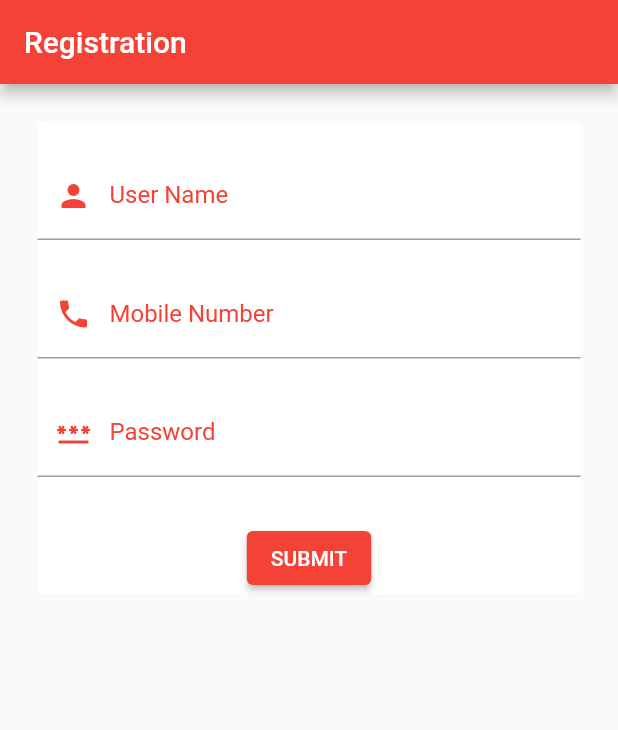
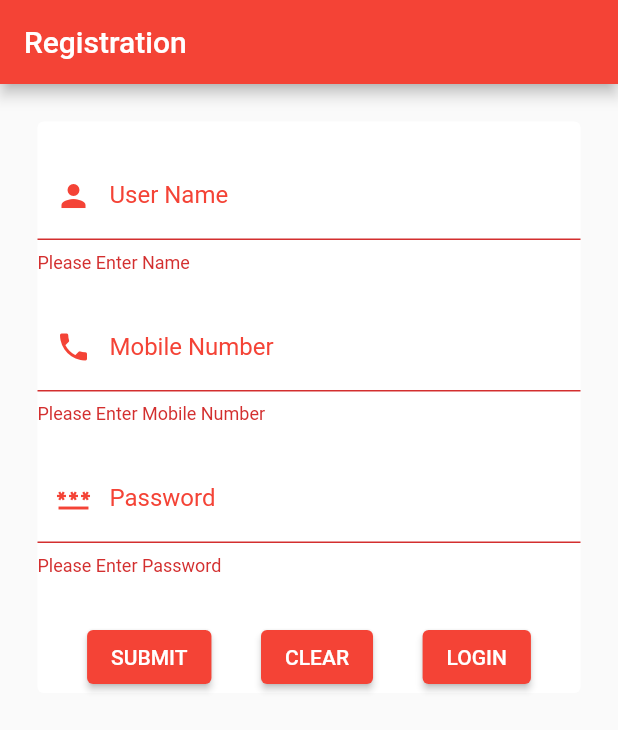
Before and after one commit to balasubramani890/projectcode, a Flutter app: the screen it shows after launch, after a tap on "SUBMIT", on a phone screen of 412 x 824 dp. Shown: the top 730 px of the screen. Run offline on Flutter 3.47's test engine with Material 2 defaults, Android fonts, the phone set to English and light mode, and no system bars.

Commit message:
Reg. validation completed, Login created, alert pending in Reg.

```diff
--- a/lib/RegistrationPage.dart
+++ /dev/null
@@ -1,77 +0,0 @@
-import 'package:flutter/material.dart';
-
-class RegistrationPage extends StatelessWidget {
-  const RegistrationPage({Key? key}) : super(key: key);
-
-  @override
-  Widget build(BuildContext context) {
-    return Scaffold(
-
-      appBar: AppBar(
-        title: const Text("Registration"),
-      ),
-    body:  SingleChildScrollView(
-
-      child: Center(
-
-        child: Card(
-          margin: const EdgeInsets.all(25.0),
-          elevation: 0,
-
-          child: Column(
-            children: <Widget>[
-              const Padding(
-                  padding: EdgeInsets.all(10.0)
-              ),
-              const TextField(
-                decoration: InputDecoration(
-                  labelText: 'User Name',
-                  hintText: 'Enter User Name',
-                  prefixIcon: Icon(Icons.person, color: Colors.red,),
-                ),
-              ),
-
-              const Padding(
-                  padding: EdgeInsets.all(10.0)
-              ),
-              const TextField(
-                decoration: InputDecoration(
-                  labelText: 'Mobile Number',
-                  hintText: 'Enter Mobile Number',
-                  prefixIcon: Icon(Icons.phone, color: Colors.red,),
-                ),
-              ),
-
-              const Padding(
-                  padding: EdgeInsets.all(10.0)
-              ),
-              const TextField(
-                decoration: InputDecoration(
-                  labelText: 'Password',
-                  hintText: 'Enter Password',
-                  prefixIcon: Icon(Icons.password, color: Colors.red,),
-                ),
-              ),
-
-              const Padding(
-                  padding: EdgeInsets.all(15.0)
-              ),
-              ElevatedButton(
-                child: Text('SUBMIT'),
-
-                onPressed: (){
-                  print("SUBMIT");
-                },
-              )
-
-            ],
-          ),
-
-        ),
-      ),
-
-    )
-    );
-
-  }
-}
--- a/lib/main.dart
+++ b/lib/main.dart
@@ -1,5 +1,6 @@
 import 'package:flutter/material.dart';
-import 'package:projectcode/RegistrationPage.dart';
+import 'package:projectcode/loginPage.dart';
+import 'package:projectcode/registrationPage.dart';
 
 void main()
 {
@@ -20,7 +21,7 @@ class MyApp extends StatelessWidget {
           color: Colors.red,
         ),
 
-        iconTheme: IconThemeData(
+        iconTheme: const IconThemeData(
           color: Colors.red,
         ),
 
@@ -39,13 +40,14 @@ class MyApp extends StatelessWidget {
 
         elevatedButtonTheme: ElevatedButtonThemeData(
           style: ElevatedButton.styleFrom(
-            primary: Colors.red
+            primary: Colors.red,
           )
         )
 
      ),
 
-      home: const RegistrationPage(),
+      home: RegistrationPage(),
     );
   }
+
 }
--- /dev/null
+++ b/lib/registrationPage.dart
@@ -0,0 +1,215 @@
+import 'package:flutter/material.dart';
+import 'package:flutter/services.dart';
+import 'package:http/http.dart' as http;
+import 'dart:convert';
+import 'package:projectcode/loginPage.dart';
+
+Future _saveDetails(String name, String mobileNo, String password) async
+{
+  var url = "http://192.168.63.202/API/saveData.php";
+  final response = await http.post(Uri.parse(url), body: {"name" : name, "mobileno" : mobileNo, "password" : password });
+  var result = response.body;
+  if(result == "true")
+    {
+      print("Success");
+      return true;
+    }
+  else
+    {
+      print("Error Result : " +result);
+      return false;
+    }
+}
+
+class RegistrationPage extends StatefulWidget {
+  RegistrationPage({Key? key}) : super(key: key);
+
+  @override
+  State<RegistrationPage> createState() => _RegistrationPageState();
+}
+
+class _RegistrationPageState extends State<RegistrationPage> {
+  final _formKey = GlobalKey<FormState>();
+  // RegistrationPage()
+  final tName = TextEditingController();
+  final tMobileNo = TextEditingController();
+  final tPassword = TextEditingController();
+
+  bool _valName = false;
+  bool _valMobileNo = false;
+  bool _valPassword = false;
+
+  void dispose()
+  {
+    tName.dispose();
+    tMobileNo.dispose();
+    tPassword.dispose();
+  }
+
+  void clearData()
+  {
+    tName.clear();
+    tMobileNo.clear();
+    tPassword.clear();
+  }
+
+  String validateMobile(String value) {
+    String pattern = r'(^(?:[+0]9)?[0-9]{10,12}$)';
+    RegExp regExp = RegExp(pattern);
+    if (value.isEmpty) {
+      return 'Please enter mobile number';
+    }
+    if (!regExp.hasMatch(value)) {
+      return 'Please enter valid mobile number';
+    }
+    return "";
+  }
+  @override
+  Widget build(BuildContext context) {
+    return Scaffold(
+
+      appBar: AppBar(
+        title: const Text("Registration"),
+      ),
+    body:  Form(
+      key : _formKey,
+      child: SingleChildScrollView(
+
+        child: Center(
+
+          child: Card(
+            margin: const EdgeInsets.all(25.0),
+            elevation: 0,
+
+            child: Column(
+              children: <Widget>[
+                const Padding(
+                    padding: EdgeInsets.all(10.0)
+                ),
+                TextFormField(
+                  decoration: InputDecoration(
+                    labelText: 'User Name',
+                    hintText: 'Enter User Name',
+                    prefixIcon: const Icon(Icons.person, color: Colors.red,),
+                    errorText: _valName ? 'Please Enter Name' : null,
+                  ),
+                  // inputFormatters: <TextInputFormatter>[
+                  //   FilteringTextInputFormatter.allow(RegExp(r'^[a-z A-Z]+$')),
+                  // ],
+                  controller: tName,
+                  validator: (value){
+                    if(value=="")
+                      {
+                        return 'Please Enter Name';
+                      }
+                    return null;
+                  },
+
+                ),
+
+                const Padding(
+                    padding: EdgeInsets.all(10.0)
+                ),
+
+                TextFormField(
+                  decoration: InputDecoration(
+                    labelText: 'Mobile Number',
+                    hintText: 'Enter Mobile Number',
+                    prefixIcon: const Icon(Icons.phone, color: Colors.red,),
+                    errorText: _valMobileNo ? 'Please Enter Mobile Number' : null,
+                  ),
+                  keyboardType: TextInputType.phone,
+                  controller: tMobileNo,
+                  onChanged: (value){
+                    _formKey.currentState?.validate();
+                  },
+                  validator: (value){
+                    if(value!.isEmpty) {
+                      return 'Please Enter Mobile Number';
+                    }else if(!RegExp(r'^[0-9]{10}$').hasMatch(value) && value.length < 10 || value.length > 10)
+                      {
+                        return 'Please Enter Valid Mobile Number';
+                      }
+                  },
+                ),
+
+                const Padding(
+                    padding: EdgeInsets.all(10.0)
+                ),
+                TextFormField(
+                  decoration: InputDecoration(
+                    labelText: 'Password',
+                    hintText: 'Enter Password',
+                    prefixIcon: const Icon(Icons.password, color: Colors.red,),
+                    errorText: _valPassword ? 'Please Enter Password' : null,
+                  ),
+                  controller: tPassword,
+                  validator: (value){
+                    if(value==null || value.isEmpty)
+                    {
+                      return 'Please Enter Password';
+                    }
+                    return null;
+                  },
+                ),
+
+                const Padding(
+                    padding: EdgeInsets.all(15.0)
+                ),
+                Row(
+                  mainAxisAlignment: MainAxisAlignment.spaceEvenly,
+
+                  children: <Widget>[
+                    ElevatedButton(
+                      child: Text('SUBMIT'),
+
+                      onPressed: ()  {
+                        setState(() async {
+                          tName.text.isEmpty ? _valName = true : _valName = false;
+                          tMobileNo.text.isEmpty ? _valMobileNo = true : _valMobileNo = false;
+                          tPassword.text.isEmpty ? _valPassword = true : _valPassword = false;
+
+                          if(_valName == false && _valMobileNo == false && _valPassword == false)
+                          {
+                            bool resultStatus = await _saveDetails(tName.text, tMobileNo.text, tPassword.text);
+                            if(resultStatus == true)
+                            {
+                              if(!mounted) return;
+                              Navigator.push(context, MaterialPageRoute(builder: (context)=>LoginPage()),);
+                              clearData();
+                            }
+                          }
+
+                        });
+                      },
+                    ),
+
+                    ElevatedButton(
+                        child:  const Text('CLEAR'),
+                        onPressed: (){
+                          clearData();
+                        }
+                    ),
+
+                    ElevatedButton(
+                      child: const Text('LOGIN'),
+
+                      onPressed: (){
+                        Navigator.pop(context);
+                      },
+                    ),
+
+                  ],
+                )
+
+              ],
+            ),
+
+          ),
+        ),
+
+      ),
+    )
+    );
+  }
+}
```
Also changed, not shown: lib/loginPage.dart (added, +152 -0 lines).
